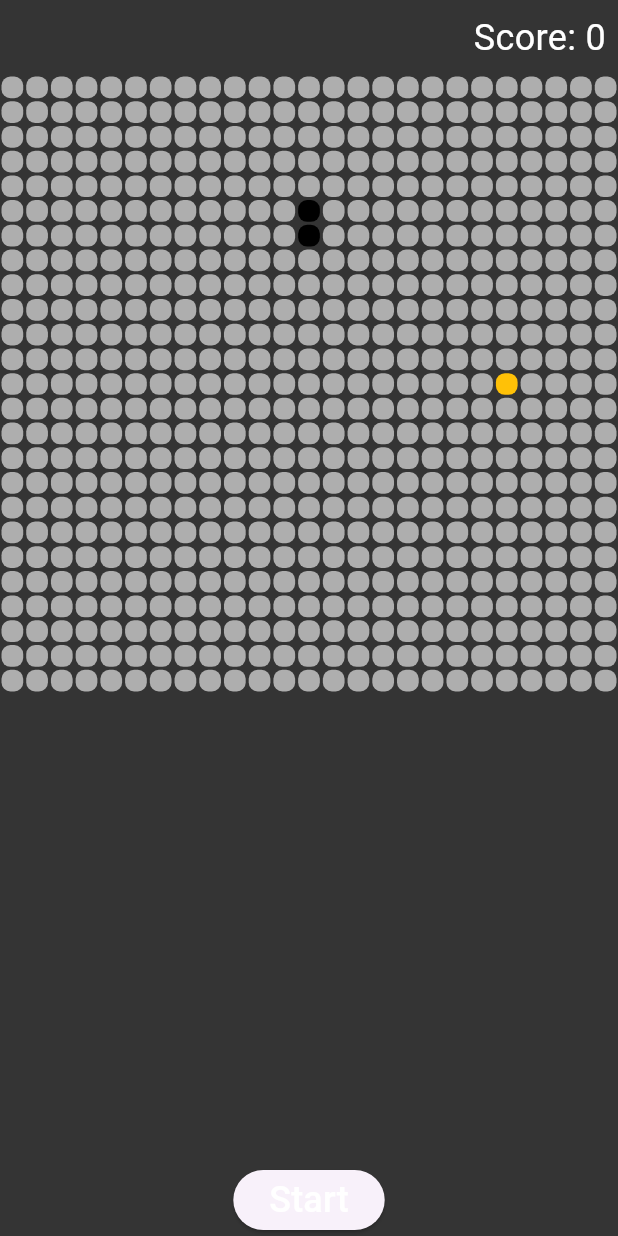
After one commit to shuvoprosadsarnakar/annike_game, a Flutter app: the SnakeGame screen opened directly, after a tap on "End", on a phone screen of 412 x 824 dp. The commit adds this screen. Run offline on Flutter 3.47's test engine with Material 3 defaults, Android fonts, the phone set to English and light mode, and no system bars; missing offline and left inert: flame, flame_audio.

Commit message:
Add snake game and flappybird restart button

```diff
--- a/lib/screen/home_page.dart
+++ b/lib/screen/home_page.dart
@@ -1,4 +1,4 @@
-import 'package:annike_game/screen/flappybird/flappybird_page.dart';
+import 'package:annike_game/screen/game_page.dart';
 import 'package:flutter/material.dart';
 
 class MyHomePage extends StatefulWidget {
@@ -21,7 +21,7 @@ class _MyHomePageState extends State<MyHomePage> {
                 Navigator.push(
                   context,
                   MaterialPageRoute<void>(
-                    builder: (context) => const FlappyBirdPage(),
+                    builder: (context) => const GamePage(),
                   ),
                 );
               },
--- /dev/null
+++ b/lib/screen/snake/snake_game.dart
@@ -0,0 +1,215 @@
+import 'dart:async';
+import 'dart:math';
+
+import 'package:flutter/material.dart';
+
+enum Direction { up, down, left, right }
+
+class SnakeGame extends StatefulWidget {
+  const SnakeGame({super.key});
+
+  @override
+  State<StatefulWidget> createState() => _SnakeGameState();
+}
+
+class _SnakeGameState extends State<SnakeGame> {
+  final int squaresPerRow = 25;
+  final int squaresPerCol = 25;
+  final fontStyle = TextStyle(color: Colors.white, fontSize: 20);
+  final randomGen = Random();
+
+  var snake = [
+    [0, 1],
+    [0, 0],
+  ];
+  var food = [0, 2];
+  Direction direction = Direction.up;
+  var isPlaying = false;
+
+  void startGame() {
+    const duration = Duration(milliseconds: 300);
+
+    snake = [
+      // Snake head
+      [(squaresPerRow / 2).floor(), (squaresPerCol / 2).floor()],
+    ];
+
+    snake.add([snake.first[0], snake.first[1] + 1]); // Snake body
+
+    createFood();
+
+    isPlaying = true;
+    Timer.periodic(duration, (Timer timer) {
+      moveSnake();
+      if (checkGameOver()) {
+        timer.cancel();
+        endGame();
+      }
+    });
+  }
+
+  void moveSnake() {
+    setState(() {
+      switch (direction) {
+        case Direction.up:
+          snake.insert(0, [snake.first[0], snake.first[1] - 1]);
+          break;
+
+        case Direction.down:
+          snake.insert(0, [snake.first[0], snake.first[1] + 1]);
+          break;
+
+        case Direction.left:
+          snake.insert(0, [snake.first[0] - 1, snake.first[1]]);
+          break;
+
+        case Direction.right:
+          snake.insert(0, [snake.first[0] + 1, snake.first[1]]);
+          break;
+      }
+
+      if (snake.first[0] != food[0] || snake.first[1] != food[1]) {
+        snake.removeLast();
+      } else {
+        createFood();
+      }
+    });
+  }
+
+  void createFood() {
+    food = [randomGen.nextInt(squaresPerRow), randomGen.nextInt(squaresPerCol)];
+  }
+
+  bool checkGameOver() {
+    if (!isPlaying ||
+        snake.first[1] < 0 ||
+        snake.first[1] >= squaresPerCol ||
+        snake.first[0] < 0 ||
+        snake.first[0] > squaresPerRow) {
+      return true;
+    }
+
+    for (var i = 1; i < snake.length; ++i) {
+      if (snake[i][0] == snake.first[0] && snake[i][1] == snake.first[1]) {
+        return true;
+      }
+    }
+
+    return false;
+  }
+
+  void endGame() {
+    isPlaying = false;
+  }
+
+  @override
+  void initState() {
+    startGame();
+    super.initState();
+  }
+
+  @override
+  Widget build(BuildContext context) {
+    return Scaffold(
+      backgroundColor: const Color(0xFF343434),
+      body: SafeArea(
+        child: Column(
+          children: <Widget>[
+            Row(
+              mainAxisAlignment: MainAxisAlignment.end,
+              children: [
+                Padding(
+                  padding: const EdgeInsets.all(8.0),
+                  child: Text(
+                    'Score: ${snake.length - 2}',
+                    style: TextStyle(color: Colors.white, fontSize: 24),
+                  ),
+                ),
+              ],
+            ),
+            Expanded(
+              child: GestureDetector(
+                onVerticalDragUpdate: (details) {
+                  if (direction != Direction.up && details.delta.dy > 0) {
+                    direction = Direction.down;
+                  } else if (direction != Direction.down &&
+                      details.delta.dy < 0) {
+                    direction = Direction.up;
+                  }
+                },
+                onHorizontalDragUpdate: (details) {
+                  if (direction != Direction.left && details.delta.dx > 0) {
+                    direction = Direction.right;
+                  } else if (direction != Direction.right &&
+                      details.delta.dx < 0) {
+                    direction = Direction.left;
+                  }
+                },
+                child: AspectRatio(
+                  // aspectRatio: squaresPerRow / (squaresPerCol + 5),
+                  aspectRatio: 1,
+                  child: GridView.builder(
+                    physics: NeverScrollableScrollPhysics(),
+                    gridDelegate: SliverGridDelegateWithFixedCrossAxisCount(
+                      crossAxisCount: squaresPerRow,
+                    ),
+                    itemCount: squaresPerRow * squaresPerCol,
+                    itemBuilder: (BuildContext context, int index) {
+                      var color;
+                      var x = index % squaresPerRow;
+                      var y = (index / squaresPerRow).floor();
+
+                      bool isSnakeBody = false;
+                      for (var pos in snake) {
+                        if (pos[0] == x && pos[1] == y) {
+                          isSnakeBody = true;
+                          break;
+                        }
+                      }
+
+                      if (snake.first[0] == x && snake.first[1] == y) {
+                        color = Colors.black;
+                      } else if (isSnakeBody) {
+                        color = Colors.black;
+                      } else if (food[0] == x && food[1] == y) {
+                        color = Colors.amber;
+                      } else {
+                        color = Colors.white60;
+                      }
+
+                      return Container(
+                        margin: EdgeInsets.all(1),
+                        decoration: BoxDecoration(
+                          color: color,
+                          borderRadius: BorderRadius.circular(6),
+                        ),
+                      );
+                    },
+                  ),
+                ),
+              ),
+            ),
+
+            ElevatedButton(
+              // color: isPlaying ? Colors.white : Colors.black,
+              child: Text(
+                isPlaying ? 'End' : 'Start',
+                style: TextStyle(
+                  color: isPlaying ? Colors.black87 : Colors.white,
+                  fontSize: 24,
+                ),
+              ),
+              onPressed: () async {
+                if (isPlaying) {
+                  isPlaying = false;
+                } else {
+                  startGame();
+                }
+              },
+            ),
+          ],
+        ),
+      ),
+    );
+  }
+}
```
Also changed, not shown: lib/screen/flappybird/flappybird_game.dart (+127 -28 lines), lib/screen/game_page.dart (renamed from lib/screen/flappybird/flappybird_page.dart, +7 -11 lines), assets/flappybird/sprites/reset.png (added).
